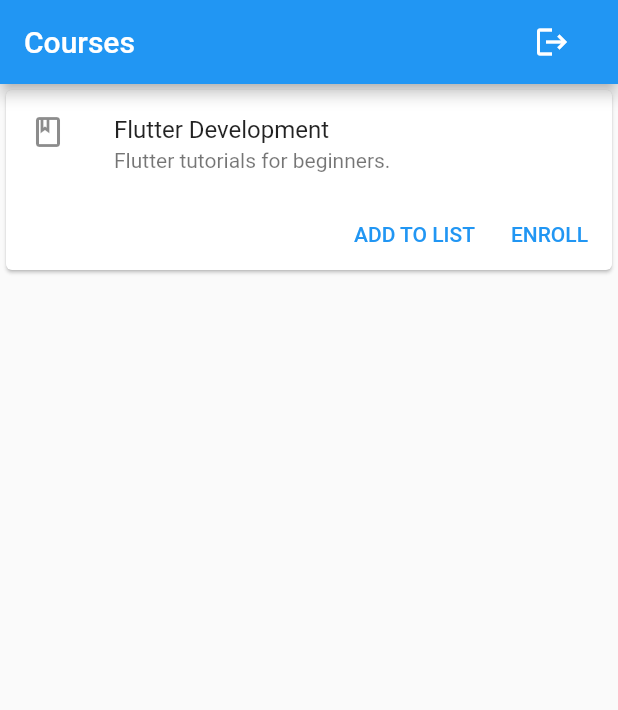
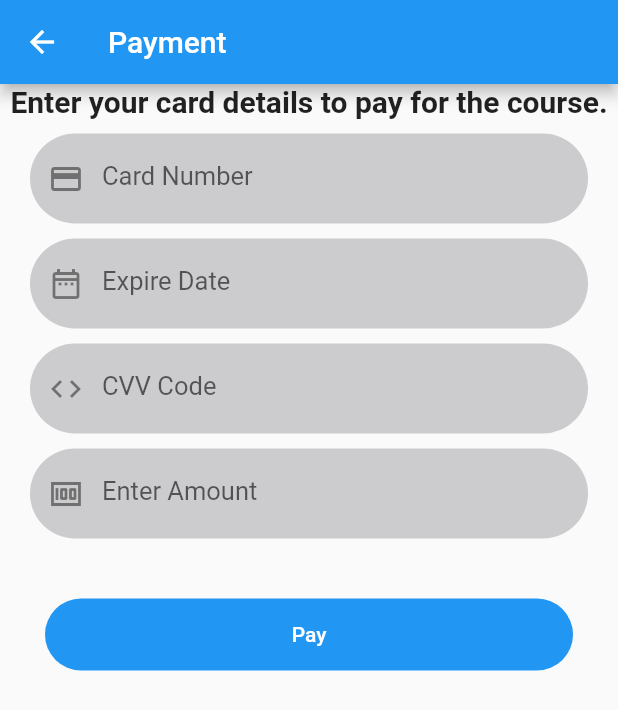
Before and after one commit to ibrahim-cse/coaching_system, a Flutter app: the Courses screen opened directly, after a tap on "ENROLL", on a phone screen of 412 x 824 dp. Shown: the top 710 px of the screen. Run offline on Flutter 3.47's test engine with Material 2 defaults, Android fonts, the phone set to English and light mode, and no system bars; our stand-ins replace fluttertoast, image_picker, sqflite; accounts and stored records are empty.

Commit message:
Added Functionality.

```diff
--- a/lib/common/course_card.dart
+++ b/lib/common/course_card.dart
@@ -1,17 +1,16 @@
+import 'package:coaching_system/common/toast_helper.dart';
 import 'package:flutter/material.dart';
 
 class CourseCard extends StatefulWidget {
   CourseCard({
     required this.courseTitle,
     required this.courseSubtitle,
-    // required this.add2list,
-    // required this.enrolled,
+    required this.enrollTap,
   });
 
   Text courseTitle;
   Text courseSubtitle;
-  // String add2list;
-  // String enrolled;
+  final GestureTapCallback enrollTap;
 
   @override
   State<CourseCard> createState() => _CourseCardState();
@@ -25,7 +24,7 @@ class _CourseCardState extends State<CourseCard> {
         mainAxisSize: MainAxisSize.min,
         children: <Widget>[
           ListTile(
-            leading: Icon(Icons.book_outlined),
+            leading: const Icon(Icons.book_outlined),
             title: widget.courseTitle,
             subtitle: widget.courseSubtitle,
           ),
@@ -33,18 +32,14 @@ class _CourseCardState extends State<CourseCard> {
             mainAxisAlignment: MainAxisAlignment.end,
             children: <Widget>[
               TextButton(
-                // child: Text(widget.add2list),
-                child: Text('ADD TO LIST'),
-                onPressed: () {
-                  // widget.add2list = 'ADDED TO LIST';
-                },
-              ),
+                  child: Text('ADD TO LIST'),
+                  onPressed: () {
+                    MyAlertDialog(context, "Added to list.");
+                  }),
               const SizedBox(width: 8),
               TextButton(
-                child: Text('ENROLL'),
-                onPressed: () {
-                  // widget.add2list = 'ADDED TO LIST';
-                },
+                child: const Text('ENROLL'),
+                onPressed: widget.enrollTap,
               ),
               const SizedBox(width: 8),
             ],
--- a/lib/screens/course_booking.dart
+++ b/lib/screens/course_booking.dart
@@ -1,6 +1,7 @@
 import 'dart:io';
 import 'package:coaching_system/common/course_card.dart';
 import 'package:coaching_system/common/logout_promt.dart';
+import 'package:coaching_system/screens/payment.dart';
 import 'package:flutter/material.dart';
 
 class Courses extends StatefulWidget {
@@ -36,6 +37,10 @@ class _CoursesState extends State<Courses> {
               CourseCard(
                 courseTitle: const Text('Flutter Development'),
                 courseSubtitle: const Text('Flutter tutorials for beginners.'),
+                enrollTap: () {
+                  Navigator.push(
+                      context, MaterialPageRoute(builder: (_) => Payment()));
+                },
                 // add2list: 'ADD TO LIST',
                 // enrolled: 'ENROLL',
               ),
--- /dev/null
+++ b/lib/screens/payment.dart
@@ -0,0 +1,95 @@
+import 'package:coaching_system/common/get_text_form_field.dart';
+import 'package:coaching_system/common/toast_helper.dart';
+import 'package:flutter/material.dart';
+
+import 'course_detail.dart';
+
+class Payment extends StatefulWidget {
+  @override
+  State<Payment> createState() => _PaymentState();
+}
+
+class _PaymentState extends State<Payment> {
+  final _conCardNumber = TextEditingController();
+  final _conExpire = TextEditingController();
+  final _conCVV = TextEditingController();
+  final _conAmount = TextEditingController();
+
+  @override
+  Widget build(BuildContext context) {
+    return Scaffold(
+      appBar: AppBar(
+        title: const Text('Payment'),
+      ),
+      body: Column(
+        crossAxisAlignment: CrossAxisAlignment.center,
+        children: [
+          Text(
+            'Enter your card details to pay for the course.',
+            style: TextStyle(fontWeight: FontWeight.bold, fontSize: 20.0),
+          ),
+          SizedBox(
+            height: 10.0,
+          ),
+          MyTextFormField(
+            inputType: TextInputType.number,
+            myhint: 'Card Number',
+            myicon: Icons.credit_card,
+            controller: _conCardNumber,
+          ),
+          SizedBox(
+            height: 10.0,
+          ),
+          MyTextFormField(
+            inputType: TextInputType.text,
+            myhint: 'Expire Date',
+            myicon: Icons.date_range_outlined,
+            controller: _conExpire,
+          ),
+          SizedBox(
+            height: 10.0,
+          ),
+          MyTextFormField(
+            inputType: TextInputType.number,
+            myhint: 'CVV Code',
+            myicon: Icons.code,
+            controller: _conCVV,
+          ),
+          SizedBox(
+            height: 10.0,
+          ),
+          MyTextFormField(
+            inputType: TextInputType.text,
+            myhint: 'Enter Amount',
+            myicon: Icons.money_outlined,
+            controller: _conAmount,
+          ),
+          SizedBox(
+            height: 10.0,
+          ),
+          Container(
+            margin: const EdgeInsets.all(30.0),
+            width: double.infinity,
+            child: FlatButton(
+              child: const Text(
+                'Pay',
+                style: TextStyle(color: Colors.white),
+              ),
+              onPressed: () {
+                MyAlertDialog(context, 'Payment Successful');
+                Navigator.pushAndRemoveUntil(
+                    context,
+                    MaterialPageRoute(builder: (_) => CourseDetail()),
+                    (Route<dynamic> route) => false);
+              },
+            ),
+            decoration: BoxDecoration(
+              color: Colors.blue,
+              borderRadius: BorderRadius.circular(30.0),
+            ),
+          ),
+        ],
+      ),
+    );
+  }
+}
```
Also changed, not shown: lib/screens/course_detail.dart (added, +43 -0 lines).
